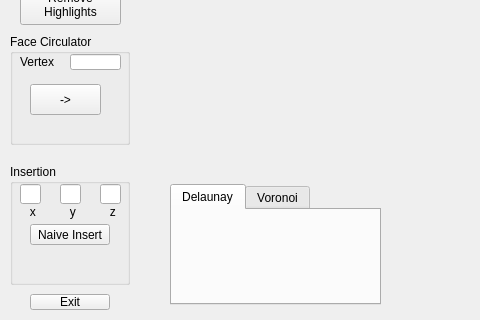
Above: mainwindow.ui from Aros69/MeshComputation before the change; both pictures show x 0 to 480 and y 243 to 563 of the 803 by 563 pixel window. Below: the same form after it.
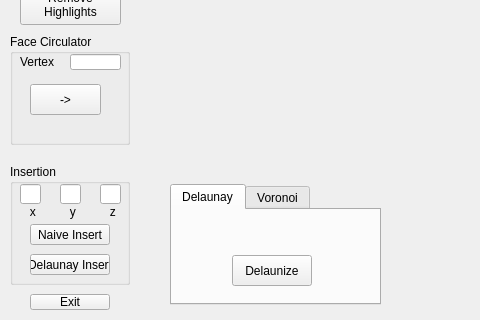
That is the form after the change. The open tabs and pages were chosen to show the change. Custom widgets are drawn as their Qt base class.

```diff
--- a/mainwindow.ui
+++ b/mainwindow.ui
@@ -272,6 +272,19 @@
       <string>Naive Insert</string>
      </property>
     </widget>
+    <widget class="QPushButton" name="delaunayInsert">
+     <property name="geometry">
+      <rect>
+       <x>20</x>
+       <y>90</y>
+       <width>80</width>
+       <height>21</height>
+      </rect>
+     </property>
+     <property name="text">
+      <string>Delaunay Insert</string>
+     </property>
+    </widget>
    </widget>
    <widget class="QTabWidget" name="tabWidget">
     <property name="geometry">
@@ -289,6 +302,19 @@
      <attribute name="title">
       <string>Delaunay</string>
      </attribute>
+     <widget class="QPushButton" name="Delaunize">
+      <property name="geometry">
+       <rect>
+        <x>60</x>
+        <y>45</y>
+        <width>80</width>
+        <height>31</height>
+       </rect>
+      </property>
+      <property name="text">
+       <string>Delaunize</string>
+      </property>
+     </widget>
     </widget>
     <widget class="QWidget" name="Voronoi">
      <attribute name="title">
```
Left out of the diff: 2 changed lines with no effect on the pictures.
